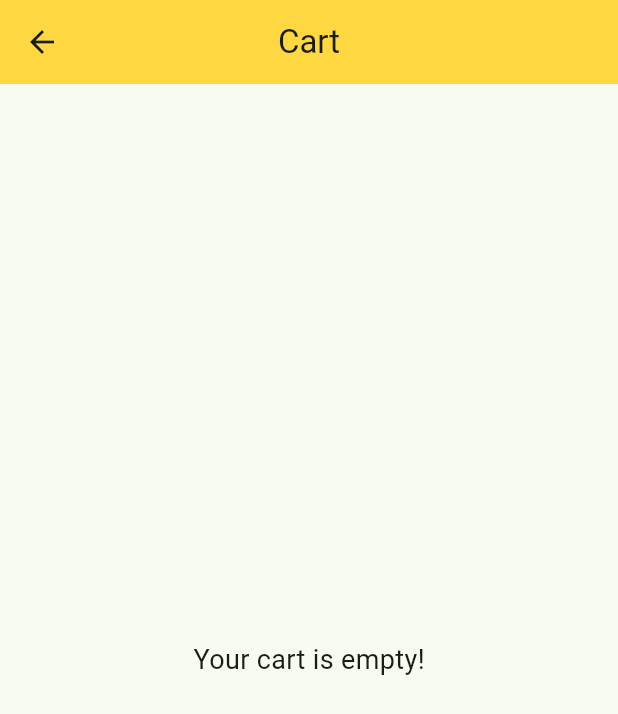
After one commit to Muneeb-Ahmed2002/E-commerce, a Flutter app: the CartScreen screen opened directly, on a phone screen of 412 x 824 dp. The commit adds this screen. Shown: the top 714 px of the screen. Run offline on Flutter 3.47's test engine with Material 3 defaults, Android fonts, the phone set to English and light mode, and no system bars.

Commit message:
Added Cart functionality with proper error handling

```diff
--- a/lib/Models/productModel.dart
+++ b/lib/Models/productModel.dart
@@ -27,8 +27,8 @@ class ProductModel {
       price: (json['price'] as num?)?.toDouble() ?? 0.0,
       category: json['category'] ?? '',
       image: json['image'] ?? '',
-      rating: (json['rate'] as num?)?.toDouble(),
-      ratingCount: (json['count'] as num?)?.toInt(),
+      rating: (json['rating']['rate'] as num?)?.toDouble(),
+      ratingCount: (json['rating']['count'] as num?)?.toInt(),
     );
   }
 }
--- /dev/null
+++ b/lib/Providers/cartProvider.dart
@@ -0,0 +1,56 @@
+import 'package:e_commerce_mini_app/Models/productModel.dart';
+import 'package:flutter/material.dart';
+
+class CartProvider extends ChangeNotifier {
+  final Map<int, CartItem> _items = {};
+
+  Map<int, CartItem> get items => _items;
+
+  double get totalPrice => _items.values
+      .fold(0, (sum, item) => sum + item.product.price * item.quantity);
+
+  int get totalItems =>
+      _items.values.fold(0, (sum, item) => sum + item.quantity);
+
+  void addToCart(ProductModel product) {
+    if (_items.containsKey(product.id)) {
+      _items[product.id]!.quantity += 1;
+    } else {
+      _items[product.id] = CartItem(product: product, quantity: 1);
+    }
+    notifyListeners();
+  }
+
+  // Remove product completely from cart
+  void removeFromCart(int productId) {
+    if (_items.containsKey(productId)) {
+      _items.remove(productId);
+      notifyListeners();
+    }
+  }
+
+  // Update quantity (increment or decrement)
+  void updateQuantity(int productId, int quantity) {
+    if (_items.containsKey(productId)) {
+      if (quantity <= 0) {
+        _items.remove(productId);
+      } else {
+        _items[productId]!.quantity = quantity;
+      }
+      notifyListeners();
+    }
+  }
+
+  void clearCart() {
+    _items.clear();
+    notifyListeners();
+  }
+}
+
+// CartItem class
+class CartItem {
+  final ProductModel product;
+  int quantity;
+
+  CartItem({required this.product, required this.quantity});
+}
--- /dev/null
+++ b/lib/Screens/cartScreen.dart
@@ -0,0 +1,69 @@
+import 'package:e_commerce_mini_app/Providers/cartProvider.dart';
+import 'package:e_commerce_mini_app/Widgets/cartItemCard.dart';
+import 'package:flutter/material.dart';
+import 'package:provider/provider.dart';
+
+import '../Core/constants.dart';
+
+class CartScreen extends StatelessWidget {
+  const CartScreen({super.key});
+
+  @override
+  Widget build(BuildContext context) {
+    return Scaffold(
+      appBar: AppBar(
+        title: const Text('Cart'),
+        centerTitle: true,
+        backgroundColor: buttonColor,
+      ),
+      body: Consumer<CartProvider>(
+        builder: (context, cart, child) {
+          final cartItems = cart.items.values.toList();
+
+          if (cartItems.isEmpty) {
+            return const Center(
+              child: Text(
+                'Your cart is empty!',
+                style: TextStyle(fontSize: 18),
+              ),
+            );
+          }
+
+          return Column(
+            children: [
+              Expanded(
+                child: ListView.builder(
+                  itemCount: cartItems.length,
+                  itemBuilder: (context, index) {
+                    return CartItemWidget(item: cartItems[index]);
+                  },
+                ),
+              ),
+              Container(
+                padding:
+                    const EdgeInsets.symmetric(horizontal: 20, vertical: 15),
+                color: Colors.grey[200],
+                child: Row(
+                  mainAxisAlignment: MainAxisAlignment.spaceBetween,
+                  children: [
+                    Text(
+                      'Total:',
+                      style: Theme.of(context).textTheme.titleLarge,
+                    ),
+                    Text(
+                      '\$${cart.totalPrice.toStringAsFixed(2)}',
+                      style: Theme.of(context)
+                          .textTheme
+                          .titleLarge
+                          ?.copyWith(color: buttonColor),
+                    ),
+                  ],
+                ),
+              ),
+            ],
+          );
+        },
+      ),
+    );
+  }
+}
--- a/lib/main.dart
+++ b/lib/main.dart
@@ -1,4 +1,5 @@
 import 'package:e_commerce_mini_app/Providers/authProvider.dart';
+import 'package:e_commerce_mini_app/Providers/cartProvider.dart';
 import 'package:e_commerce_mini_app/Providers/productProvider.dart';
 import 'package:e_commerce_mini_app/Screens/loginPage.dart';
 import 'package:flutter/material.dart';
@@ -11,6 +12,9 @@ void main() {
     ),
     ChangeNotifierProvider(
       create: (context) => ProductProvider(),
+    ),
+    ChangeNotifierProvider(
+      create: (context) => CartProvider(),
     ),
   ], child: const MyApp()));
 }
```
Also changed, not shown: lib/Screens/homeScreen.dart (+28 -95 lines), lib/Screens/loginPage.dart (+7 -0 lines), lib/Screens/productDetailsScreen.dart (renamed from lib/Screens/productScreen.dart, +10 -1 lines), lib/Screens/productsScreen.dart (added, +114 -0 lines), lib/Screens/settings.dart (added, +62 -0 lines), lib/Widgets/cartItemCard.dart (added, +115 -0 lines).
